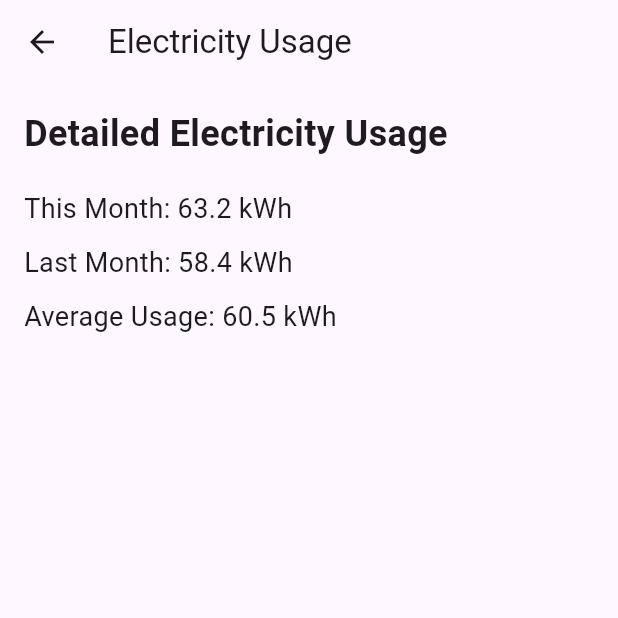
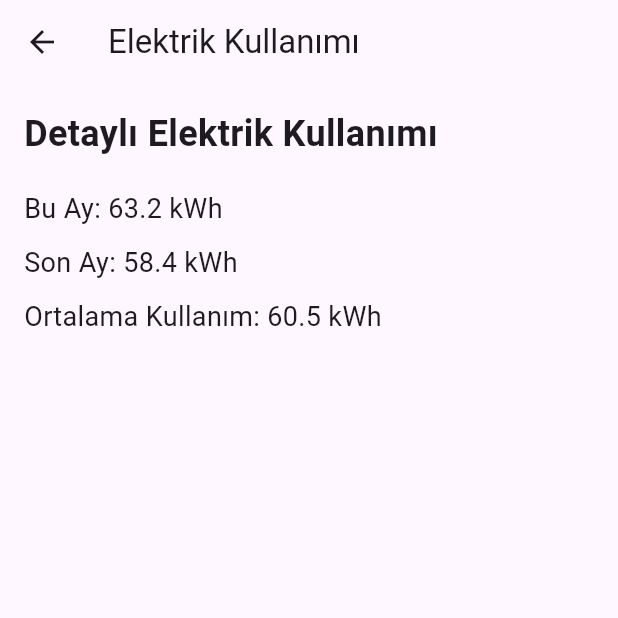
Before and after one commit to last-26/SmartHome-App-V2, a Flutter app: the ElectricityUsageScreen screen opened directly, on a phone screen of 412 x 824 dp, the top half of it. Run offline on Flutter 3.47's test engine with Material 3 defaults, Android fonts, the phone set to English and light mode, and no system bars; our stand-ins replace flutter_screenutil, go_router, google_fonts, iconsax, sleek_circular_slider, sqflite; accounts and stored records are empty.

Commit message:
Update electricity_usage_screen.dart
elektrik dosyası tr çevirdim

```diff
--- a/lib/features/home/electricity_usage_screen.dart
+++ b/lib/features/home/electricity_usage_screen.dart
@@ -5,7 +5,7 @@ class ElectricityUsageScreen extends StatelessWidget {
   Widget build(BuildContext context) {
     return Scaffold(
       appBar: AppBar(
-        title: Text('Electricity Usage'),
+        title: Text('Elektrik Kullanımı'),
       ),
       body: Padding(
         padding: const EdgeInsets.all(16.0),
@@ -13,23 +13,23 @@ class ElectricityUsageScreen extends StatelessWidget {
           crossAxisAlignment: CrossAxisAlignment.start,
           children: [
             Text(
-              'Detailed Electricity Usage',
+              'Detaylı Elektrik Kullanımı',
               style: TextStyle(fontSize: 24, fontWeight: FontWeight.bold),
             ),
             SizedBox(height: 20),
             // Örnek olarak statik veri ekliyoruz. Buraya dinamik veriler de ekleyebilirsiniz.
             Text(
-              'This Month: 63.2 kWh',
+              'Bu Ay: 63.2 kWh',
               style: TextStyle(fontSize: 18),
             ),
             SizedBox(height: 10),
             Text(
-              'Last Month: 58.4 kWh',
+              'Son Ay: 58.4 kWh',
               style: TextStyle(fontSize: 18),
             ),
             SizedBox(height: 10),
             Text(
-              'Average Usage: 60.5 kWh',
+              'Ortalama Kullanım: 60.5 kWh',
               style: TextStyle(fontSize: 18),
             ),
             // Daha fazla detay ekleyebilirsiniz.
```
